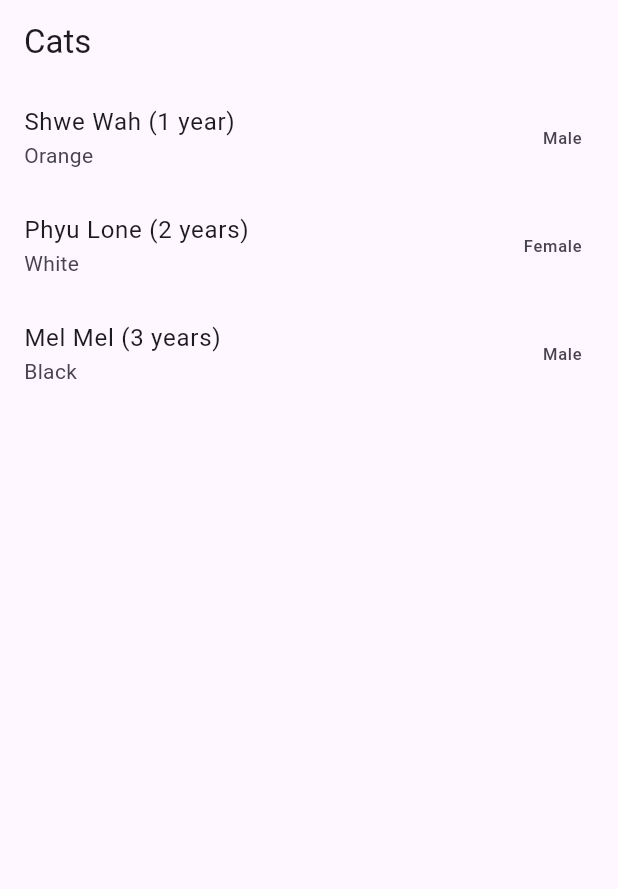
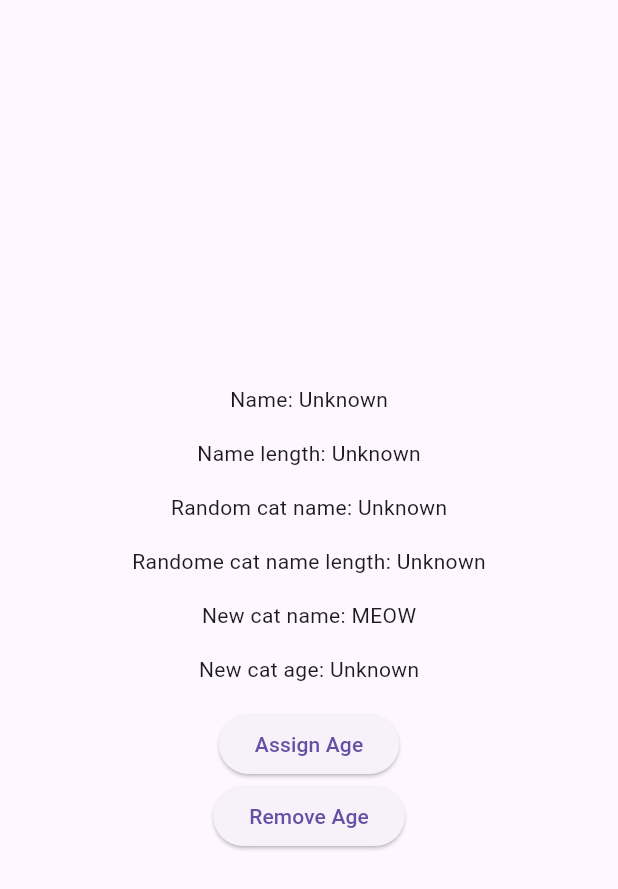
Before and after one commit to HtetWaiHlyanKyaw/medium_publications, a Flutter app: the screen it shows after launch, on a phone screen of 412 x 824 dp. Shown: the top 889 px of the screen. Run offline on Flutter 3.47's test engine with Material 3 defaults, Android fonts, the phone set to English and light mode, and no system bars.

Commit message:
2: null aware and assertion operators

```diff
--- /dev/null
+++ b/lib/cat.dart
@@ -0,0 +1,7 @@
+class Cat {
+  String? name;
+  String? color;
+  int? age;
+
+  Cat({this.name, this.color, this.age});
+}
--- a/lib/feature/cat/data/repo/cat_repo.dart
+++ /dev/null
@@ -1,20 +0,0 @@
-import 'package:medium_publications/feature/cat/domain/model/cat.dart';
-import 'package:medium_publications/service/api_service.dart';
-
-class CatRepo {
-  final ApiService _apiService = ApiService();
-
-  Future<List<Cat>> getCats() async {
-    try {
-      final cats = await _apiService.getCats();
-
-      if (cats.isNotEmpty) {
-        return cats.map((cat) => Cat.fromJson(cat)).toList();
-      }
-
-      return [];
-    } catch (e) {
-      rethrow;
-    }
-  }
-}
--- a/lib/feature/cat/domain/model/cat.dart
+++ /dev/null
@@ -1,22 +0,0 @@
-class Cat {
-  final String name;
-  final String color;
-  final String age;
-  final String gender;
-
-  Cat({
-    required this.name,
-    required this.color,
-    required this.age,
-    required this.gender,
-  });
-
-  factory Cat.fromJson(Map<String, dynamic> json) {
-    return Cat(
-      name: json['name'],
-      color: json['color'],
-      age: json['age'],
-      gender: json['gender'],
-    );
-  }
-}
--- a/lib/feature/cat/presentation/cubit/cat_cubit.dart
+++ /dev/null
@@ -1,19 +0,0 @@
-import 'package:flutter_bloc/flutter_bloc.dart';
-import 'package:medium_publications/feature/cat/data/repo/cat_repo.dart';
-import 'package:medium_publications/feature/cat/presentation/cubit/cat_state.dart';
-
-class CatCubit extends Cubit<CatState> {
-  final CatRepo _catRepo;
-
-  CatCubit(this._catRepo) : super(CatInitial());
-
-  Future<void> getCats() async {
-    emit(CatLoading());
-    try {
-      final cats = await _catRepo.getCats();
-      emit(CatLoaded(cats: cats));
-    } catch (e) {
-      emit(CatError(message: e.toString()));
-    }
-  }
-}
--- a/lib/feature/cat/presentation/cubit/cat_state.dart
+++ /dev/null
@@ -1,31 +0,0 @@
-import 'package:equatable/equatable.dart';
-import 'package:medium_publications/feature/cat/domain/model/cat.dart';
-
-abstract class CatState extends Equatable {
-  const CatState();
-
-  @override
-  List<Object> get props => [];
-}
-
-class CatInitial extends CatState {}
-
-class CatLoading extends CatState {}
-
-class CatLoaded extends CatState {
-  final List<Cat> cats;
-
-  const CatLoaded({required this.cats});
-
-  @override
-  List<Object> get props => [cats];
-}
-
-class CatError extends CatState {
-  final String message;
-
-  const CatError({required this.message});
-
-  @override
-  List<Object> get props => [message];
-}
--- a/lib/feature/cat/presentation/view/cat_screen.dart
+++ /dev/null
@@ -1,71 +0,0 @@
-import 'package:flutter/material.dart';
-import 'package:flutter_bloc/flutter_bloc.dart';
-import 'package:medium_publications/feature/cat/data/repo/cat_repo.dart';
-import 'package:medium_publications/feature/cat/presentation/cubit/cat_cubit.dart';
-import 'package:medium_publications/feature/cat/presentation/cubit/cat_state.dart';
-
-class CatScreen extends StatefulWidget {
-  const CatScreen({super.key});
-
-  @override
-  State<CatScreen> createState() => _CatScreenState();
-}
-
-class _CatScreenState extends State<CatScreen> {
-  late CatCubit _catCubit;
-
-  @override
-  void initState() {
-    _catCubit = CatCubit(CatRepo());
-    _catCubit.getCats();
-    super.initState();
-  }
-
-  @override
-  void dispose() {
-    _catCubit.close();
-    super.dispose();
-  }
-
-  @override
-  Widget build(BuildContext context) {
-    return BlocProvider(
-      create: (context) => _catCubit,
-      child: Scaffold(
-        appBar: AppBar(title: const Text('Cats')),
-        body: BlocBuilder<CatCubit, CatState>(
-          builder: (context, state) {
-            if (state is CatLoading) {
-              return const Center(child: CircularProgressIndicator());
-            } else if (state is CatLoaded) {
-              return RefreshIndicator(
-                onRefresh: _refresh,
-                child: ListView.builder(
-                  physics: const AlwaysScrollableScrollPhysics(),
-                  itemCount: state.cats.length,
-                  itemBuilder: (context, index) {
-                    final cat = state.cats[index];
-                    return ListTile(
-                      title: Text('${cat.name} (${cat.age})'),
-                      subtitle: Text(cat.color),
-
-                      trailing: Text(cat.gender),
-                    );
-                  },
-                ),
-              );
-            } else if (state is CatError) {
-              return Center(child: Text(state.message));
-            }
-
-            return const SizedBox();
-          },
-        ),
-      ),
-    );
-  }
-
-  Future<void> _refresh() async {
-    await _catCubit.getCats();
-  }
-}
--- a/lib/main.dart
+++ b/lib/main.dart
@@ -1,5 +1,5 @@
 import 'package:flutter/material.dart';
-import 'package:medium_publications/feature/cat/presentation/view/cat_screen.dart';
+import 'package:medium_publications/null_aware_screen.dart';
 
 void main() {
   runApp(const MyApp());
@@ -10,6 +10,9 @@ class MyApp extends StatelessWidget {
 
   @override
   Widget build(BuildContext context) {
-    return MaterialApp(debugShowCheckedModeBanner: false, home: CatScreen());
+    return MaterialApp(
+      debugShowCheckedModeBanner: false,
+      home: NullAwareScreen(),
+    );
   }
 }
--- /dev/null
+++ b/lib/null_aware_screen.dart
@@ -0,0 +1,115 @@
+import 'dart:math';
+
+import 'package:flutter/material.dart';
+import 'package:medium_publications/cat.dart';
+
+class NullAwareScreen extends StatefulWidget {
+  const NullAwareScreen({super.key});
+
+  @override
+  State<NullAwareScreen> createState() => _NullAwareScreenState();
+}
+
+class _NullAwareScreenState extends State<NullAwareScreen> {
+  String? name;
+  Cat? randomCat;
+  Cat newCat = Cat(name: "Meow");
+
+  @override
+  void initState() {
+    super.initState();
+    name = getName();
+    randomCat = getRandomCat();
+  }
+
+  @override
+  Widget build(BuildContext context) {
+    return Scaffold(
+      body: Center(
+        child: Column(
+          mainAxisAlignment: MainAxisAlignment.center,
+          children: [
+            // 1. ??
+            Text('Name: ${name ?? "Unknown"}'),
+            const SizedBox(height: 16),
+
+            // 2. ?.
+            Text('Name length: ${name?.length.toString() ?? "Unknown"}'),
+            const SizedBox(height: 16),
+
+            // 3. ?. ?. ??
+            Text('Random cat name: ${randomCat?.name ?? "Unknown"}'),
+            const SizedBox(height: 16),
+
+            Text(
+              'Randome cat name length: ${randomCat?.name?.length.toString() ?? "Unknown"}',
+            ),
+            const SizedBox(height: 16),
+
+            // 5. !
+            Text('New cat name: ${newCat.name!.toUpperCase()}'),
+            const SizedBox(height: 16),
+
+            // 4. ??=
+            Text('New cat age: ${newCat.age?.toString() ?? "Unknown"}'),
+            const SizedBox(height: 16),
+            ElevatedButton(
+              onPressed: () {
+                setState(() {
+                  assignAge(newCat);
+                });
+              },
+              child: const Text('Assign Age'),
+            ),
+            ElevatedButton(
+              onPressed: () {
+                setState(() {
+                  removeAge(newCat);
+                });
+              },
+              child: const Text('Remove Age'),
+            ),
+          ],
+        ),
+      ),
+    );
+  }
+
+  Cat? getRandomCat() {
+    final random = Random();
+    final number = random.nextInt(4);
+    if (number == 0) {
+      return null;
+    }
+    return _cats[number - 1];
+  }
+
+  String? getName() {
+    final random = Random();
+    final number = random.nextInt(2);
+    if (number == 0) {
+      return null;
+    }
+    return "Htet Wai Hlyan Kyaw";
+  }
+
+  final _cats = [
+    Cat(name: null, color: "White"),
+    Cat(name: "Momo"),
+    Cat(name: "Mumu", color: "Gray"),
+  ];
+
+  List<Cat> getCats() {
+    return _cats;
+  }
+
+  void assignAge(Cat cat) {
+    final random = Random();
+    final age = random.nextInt(10) + 1;
+    cat.age ??= age;
+  }
+
+  void removeAge(Cat cat) {
+    cat.age = null;
+  }
+}
--- a/lib/service/api_service.dart
+++ /dev/null
@@ -1,43 +0,0 @@
-class ApiService {
-  Future<List<Map<String, dynamic>>> getCats() async {
-    try {
-      await Future.delayed(const Duration(seconds: 1));
-
-      // mock cats data retured from server after 1 seconds of delay
-      final result = [
-        {
-          'name': 'Shwe Wah',
-          'color': 'Orange',
-          'age': '1 year',
-          'gender': 'Male',
-        },
-        {
-          'name': 'Phyu Lone',
-          'color': 'White',
-          'age': '2 years',
-          'gender': 'Female',
-        },
-        {
-          'name': 'Mel Mel',
-          'color': 'Black',
-          'age': '3 years',
-          'gender': 'Male',
-        },
-      ];
-
-      // in real app, we will make a request to the server like this.
-      // final result = await client.call(parameters, domain etc.);
-
-      // convert the loosely type List<dynamic> to List<Map<String, dynamic>>
-      // ignore: unnecessary_type_check
-      if (result.isNotEmpty && result is List) {
-        return result.map((cat) => cat as Map<String, dynamic>).toList();
-      }
-
-      // assume that the result is empty
-      return [];
-    } catch (e) {
-      throw Exception(e);
-    }
-  }
-}
```
